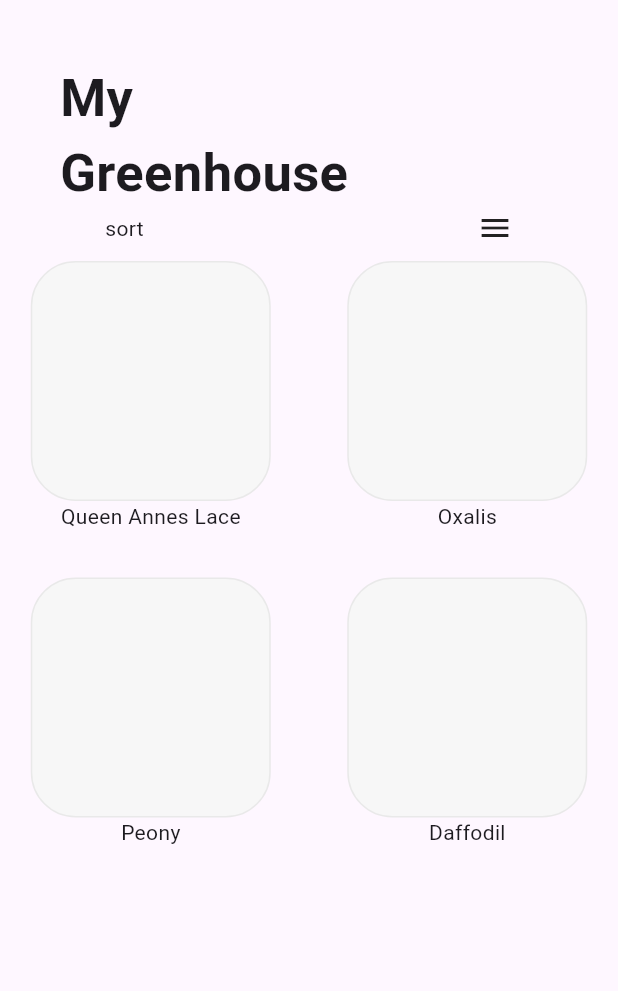
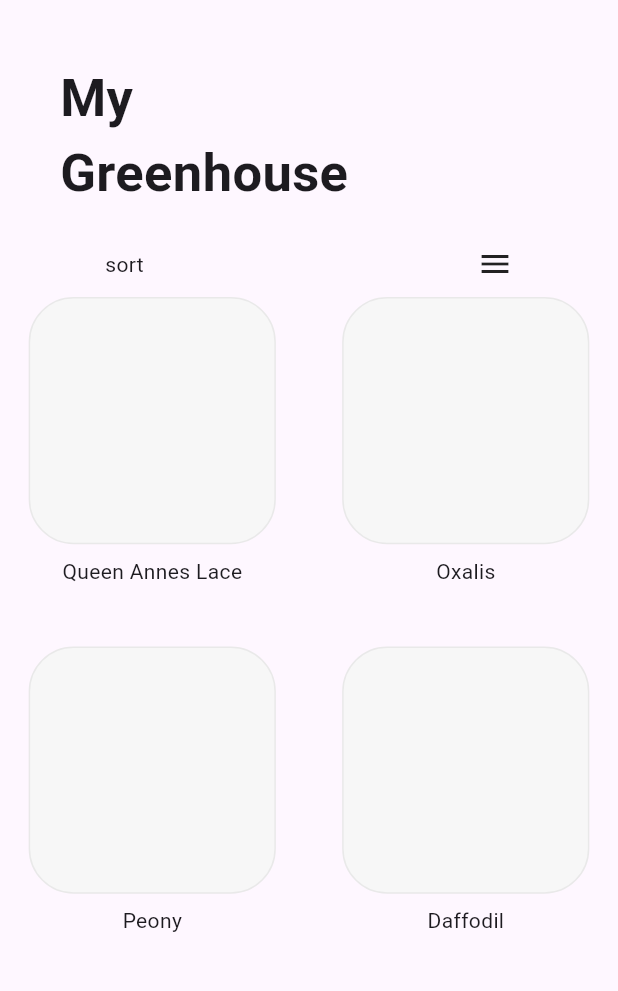
Before and after one commit to Gecervantes01/FoliFind, a Flutter app: the GreenHouse screen opened by its route, on a phone screen of 412 x 824 dp, the part 84-1075 px from its top. Run offline on Flutter 3.47's test engine with Material 3 defaults, Android fonts, the phone set to English and light mode, and no system bars.

Commit message:
Minor changes to padding and margins, switching to responsive sizing.

```diff
--- a/folifind/lib/assets/constants.dart
+++ b/folifind/lib/assets/constants.dart
@@ -21,13 +21,11 @@ import 'package:flutter/material.dart';
 
 /////////////////////////////////////////////////////////////////////////////////
 /// UNIVERSAL STYLES ////////////////////////////////////////////////////////////
-/////////////////////////////////////////////////////////////////////////////////
 const Color appBarBackgroundColor = Color.fromRGBO(228, 233, 218, 1.0);
 
 
 /////////////////////////////////////////////////////////////////////////////////
 /// plant_item.dart /////////////////////////////////////////////////////////////
-/////////////////////////////////////////////////////////////////////////////////
-const double plantItemSize = 160;
+const double plantItemSize = 0.40;
 const Color plantItemBorderColor = Color.fromARGB(255, 233, 233, 233);
 const Color plantItemBackgroundColor = Color.fromARGB(255, 247, 247, 247);
--- a/folifind/lib/pages/greenhouse/green_house.dart
+++ b/folifind/lib/pages/greenhouse/green_house.dart
@@ -26,17 +26,15 @@ class GreenHouse extends StatelessWidget {
           children: [
             Align(
               alignment: Alignment.topLeft,
-              child: Padding(
+              child: Container(
                 padding: EdgeInsets.only(left: 40, top: 40),
+                margin: EdgeInsets.only(bottom: 24),
                 child: Text(
                   'My\nGreenhouse',
                   textScaler: TextScaler.linear(2.5),
-                  style: TextStyle(
-                    fontWeight: FontWeight.bold,
-                  ),
+                  style: TextStyle( fontWeight: FontWeight.bold ),
                 ),
-
-                ),
+              ),
             ),
             Row(
               mainAxisSize: MainAxisSize.max,
@@ -44,7 +42,7 @@ class GreenHouse extends StatelessWidget {
               children: [
                 Padding(
                   padding: EdgeInsets.only(left: 70, bottom: 10),
-                  child: SizedBox(child: Text('sort'),),
+                  child: SizedBox(child: Text('sort'))
                 ),
                 Padding(
                   padding: EdgeInsets.only(right: 70, bottom: 10),
@@ -56,8 +54,8 @@ class GreenHouse extends StatelessWidget {
               child: GridView.builder(
                 gridDelegate: SliverGridDelegateWithFixedCrossAxisCount(
                   crossAxisCount: 2,
-                  crossAxisSpacing: 10,
-                  mainAxisSpacing: 10,
+                  mainAxisSpacing: 30,
+                  crossAxisSpacing: 6,
                   childAspectRatio: 1,
                   ),
                 itemCount: randomPlants.length,
--- a/folifind/lib/pages/greenhouse/plant_item.dart
+++ b/folifind/lib/pages/greenhouse/plant_item.dart
@@ -24,8 +24,9 @@ class PlantItem extends StatelessWidget {
     return Column(
       children:[
         Container(
-          width: Constants.plantItemSize,
-          height: Constants.plantItemSize,
+          width: MediaQuery.of(context).size.width * Constants.plantItemSize,
+          height: MediaQuery.of(context).size.width * Constants.plantItemSize,
+          margin: EdgeInsets.only(bottom: 8),
           decoration: BoxDecoration(
             border: Border.all(
               width: 1,
```
